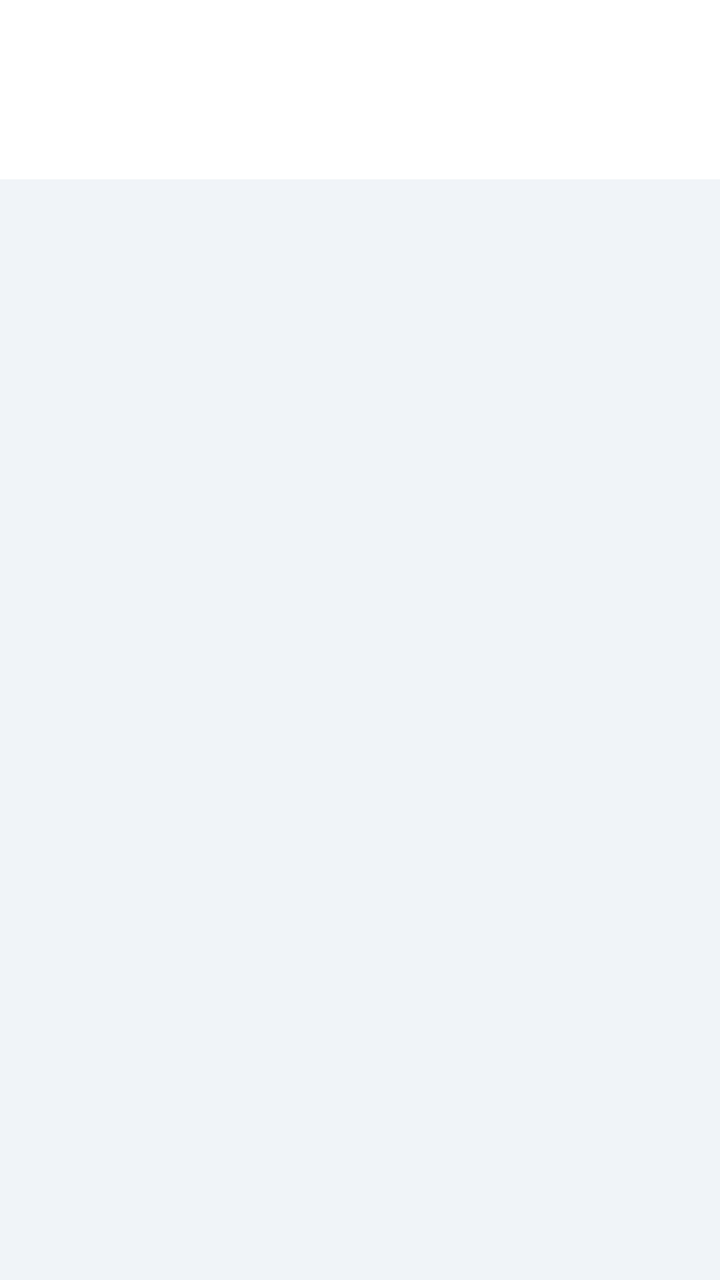
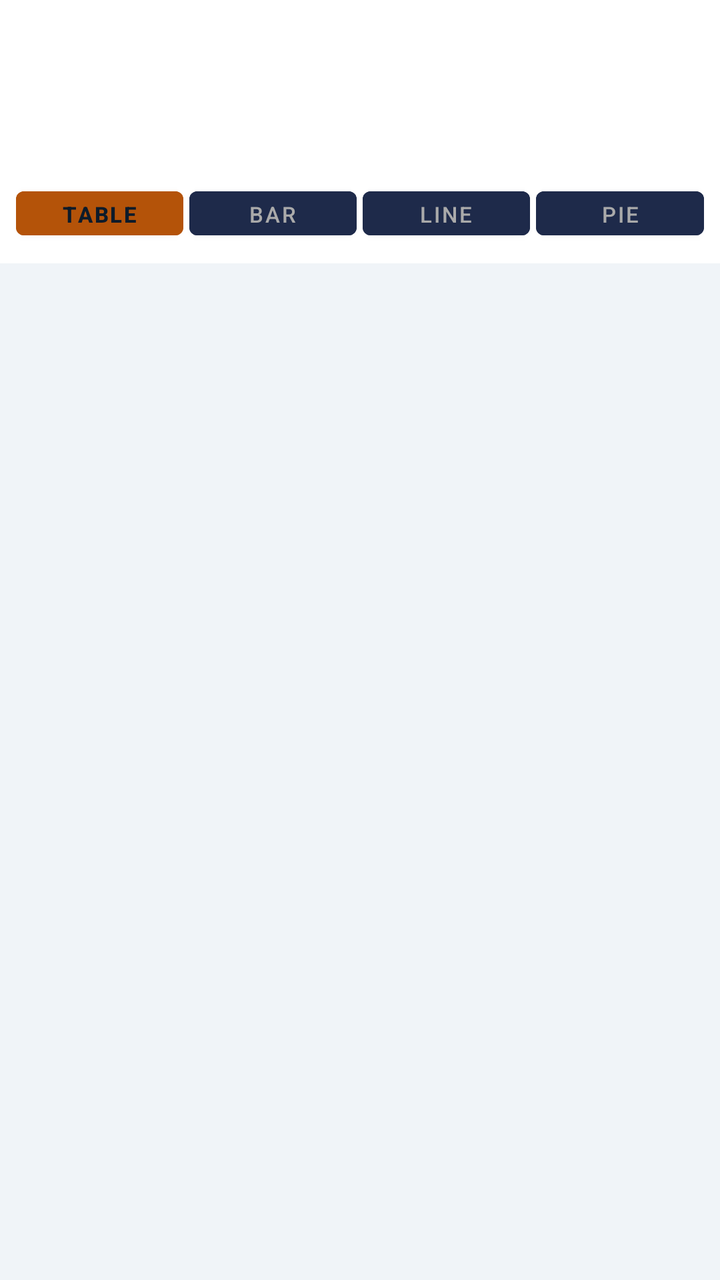

Screens rendered from an Android XML layout before and after an edit, with the pre-edit source and the edit as a unified diff.
<!-- AndroidManifest.xml: application theme Theme.PawnApp -->
<!-- res/layout/activity_monthly_report.xml -->
<?xml version="1.0" encoding="utf-8"?>
<LinearLayout xmlns:android="http://schemas.android.com/apk/res/android"
    xmlns:app="http://schemas.android.com/apk/res-auto"
    android:layout_width="match_parent"
    android:layout_height="match_parent"
    android:background="@color/bg_dark"
    android:orientation="vertical">

    <androidx.appcompat.widget.Toolbar
        android:id="@+id/toolbar"
        android:layout_width="match_parent"
        android:layout_height="?attr/actionBarSize"
        android:background="@color/bg_card"
        android:theme="@style/ToolbarTheme"
        app:titleTextColor="@color/gold" />

    
    <LinearLayout
        android:layout_width="match_parent"
        android:layout_height="wrap_content"
        android:background="@color/bg_card"
        android:gravity="center_vertical"
        android:orientation="horizontal"
        android:paddingStart="12dp"
        android:paddingEnd="12dp"
        android:paddingTop="8dp"
        android:paddingBottom="8dp">

        <TextView
            android:id="@+id/tvCompanyName"
            android:layout_width="0dp"
            android:layout_height="wrap_content"
            android:layout_weight="1"
            android:textColor="@color/white"
            android:textSize="13sp"
            android:textStyle="bold" />

        <TextView
            android:id="@+id/tvRowCount"
            android:layout_width="wrap_content"
            android:layout_height="wrap_content"
            android:textColor="@color/white54"
            android:textSize="12sp" />
    </LinearLayout>

    <ProgressBar
        android:id="@+id/progressBar"
        android:layout_width="wrap_content"
        android:layout_height="wrap_content"
        android:layout_gravity="center"
        android:layout_marginTop="48dp"
        android:indeterminateTint="@color/gold"
        android:visibility="gone" />

    
    <LinearLayout
        android:id="@+id/layoutControls"
        android:layout_width="match_parent"
        android:layout_height="wrap_content"
        android:background="@color/bg_card"
        android:orientation="vertical"
        android:visibility="gone">

        
        <LinearLayout
            android:layout_width="match_parent"
            android:layout_height="wrap_content"
            android:orientation="horizontal"
            android:gravity="center_vertical"
            android:paddingStart="12dp"
            android:paddingEnd="12dp"
            android:paddingTop="6dp"
            android:paddingBottom="2dp">

            <TextView
                android:layout_width="0dp"
                android:layout_height="wrap_content"
                android:layout_weight="1"
                android:text="Rows:"
                android:textColor="@color/white54"
                android:textSize="12sp" />

            <Button
                android:id="@+id/btnSelectAll"
                android:layout_width="wrap_content"
                android:layout_height="32dp"
                android:text="Select All"
                android:textSize="11sp"
                android:paddingStart="14dp"
                android:paddingEnd="14dp"
                style="@style/Widget.MaterialComponents.Button.OutlinedButton"
                android:textColor="@color/gold"
                android:layout_marginEnd="8dp" />

            <Button
                android:id="@+id/btnDeselectAll"
                android:layout_width="wrap_content"
                android:layout_height="32dp"
                android:text="Deselect All"
                android:textSize="11sp"
                android:paddingStart="14dp"
                android:paddingEnd="14dp"
                style="@style/Widget.MaterialComponents.Button.OutlinedButton"
                android:textColor="@color/white54" />
        </LinearLayout>

        
        <View
            android:layout_width="match_parent"
            android:layout_height="1dp"
            android:layout_marginStart="12dp"
            android:layout_marginEnd="12dp"
            android:background="#22FFFFFF" />

        
        <LinearLayout
            android:layout_width="match_parent"
            android:layout_height="wrap_content"
            android:orientation="horizontal"
            android:gravity="center_vertical"
            android:paddingStart="12dp"
            android:paddingEnd="12dp"
            android:paddingTop="2dp"
            android:paddingBottom="6dp">

            <TextView
                android:layout_width="0dp"
                android:layout_height="wrap_content"
                android:layout_weight="1"
                android:text="Summary:"
                android:textColor="@color/white54"
                android:textSize="12sp" />

            <Button
                android:id="@+id/btnAll"
                android:layout_width="wrap_content"
                android:layout_height="32dp"
                android:text="All"
                android:textSize="11sp"
                android:paddingStart="12dp"
                android:paddingEnd="12dp"
                style="@style/Widget.MaterialComponents.Button.OutlinedButton"
                android:textColor="@color/gold"
                android:layout_marginEnd="6dp" />

            <Button
                android:id="@+id/btnSelected"
                android:layout_width="wrap_content"
                android:layout_height="32dp"
                android:text="Selected"
                android:textSize="11sp"
                android:paddingStart="12dp"
                android:paddingEnd="12dp"
                style="@style/Widget.MaterialComponents.Button.OutlinedButton"
                android:textColor="@color/white54"
                android:layout_marginEnd="6dp" />

            <Button
                android:id="@+id/btnDeselected"
                android:layout_width="wrap_content"
                android:layout_height="32dp"
                android:text="Deselected"
                android:textSize="11sp"
                android:paddingStart="12dp"
                android:paddingEnd="12dp"
                style="@style/Widget.MaterialComponents.Button.OutlinedButton"
                android:textColor="@color/white54" />
        </LinearLayout>
    </LinearLayout>

    
    <LinearLayout
        android:id="@+id/layoutSummary"
        android:layout_width="match_parent"
        android:layout_height="wrap_content"
        android:background="@drawable/bg_card"
        android:orientation="vertical"
        android:padding="10dp"
        android:visibility="gone">

        <LinearLayout
            android:layout_width="match_parent"
            android:layout_height="wrap_content"
            android:orientation="horizontal"
            android:gravity="center_vertical"
            android:layout_marginBottom="4dp">

            <TextView
                android:layout_width="0dp"
                android:layout_height="wrap_content"
                android:layout_weight="1"
                android:text="SUMMARY"
                android:textColor="@color/gold"
                android:textSize="11sp"
                android:textStyle="bold"
                android:letterSpacing="0.1" />

            <TextView
                android:id="@+id/tvSummaryMonths"
                android:layout_width="wrap_content"
                android:layout_height="wrap_content"
                android:textColor="@color/white54"
                android:textSize="11sp" />
        </LinearLayout>

        
        <LinearLayout android:layout_width="match_parent" android:layout_height="wrap_content"
            android:orientation="horizontal" android:layout_marginTop="4dp">
            <TextView android:layout_width="0dp" android:layout_height="wrap_content"
                android:layout_weight="1" android:text="Open Bills"
                android:textColor="@color/white54" android:textSize="12sp" />
            <TextView android:id="@+id/tvSumPawnBills"
                android:layout_width="wrap_content" android:layout_height="wrap_content"
                android:textColor="#64B5F6" android:textSize="12sp" android:textStyle="bold" />
            <TextView android:layout_width="wrap_content" android:layout_height="wrap_content"
                android:text="  |  " android:textColor="@color/white38" android:textSize="12sp" />
            <TextView android:id="@+id/tvSumPawnAmt"
                android:layout_width="wrap_content" android:layout_height="wrap_content"
                android:textColor="@color/white" android:textSize="12sp" android:textStyle="bold" />
        </LinearLayout>

        
        <LinearLayout android:layout_width="match_parent" android:layout_height="wrap_content"
            android:orientation="horizontal" android:layout_marginTop="4dp">
            <TextView android:layout_width="0dp" android:layout_height="wrap_content"
                android:layout_weight="1" android:text="Close Bills"
                android:textColor="@color/white54" android:textSize="12sp" />
            <TextView android:id="@+id/tvSumRedeemBills"
                android:layout_width="wrap_content" android:layout_height="wrap_content"
                android:textColor="#64B5F6" android:textSize="12sp" android:textStyle="bold" />
            <TextView android:layout_width="wrap_content" android:layout_height="wrap_content"
                android:text="  |  " android:textColor="@color/white38" android:textSize="12sp" />
            <TextView android:id="@+id/tvSumRedeemAmt"
                android:layout_width="wrap_content" android:layout_height="wrap_content"
                android:textColor="@color/white" android:textSize="12sp" android:textStyle="bold" />
        </LinearLayout>

        
        <LinearLayout android:layout_width="match_parent" android:layout_height="wrap_content"
            android:orientation="horizontal" android:layout_marginTop="4dp">
            <TextView android:layout_width="0dp" android:layout_height="wrap_content"
                android:layout_weight="1" android:text="Gross Profit"
                android:textColor="@color/white54" android:textSize="12sp" />
            <TextView android:id="@+id/tvSumProfit"
                android:layout_width="wrap_content" android:layout_height="wrap_content"
                android:textColor="#A5D6A7" android:textSize="13sp" android:textStyle="bold" />
        </LinearLayout>

        
        <LinearLayout android:layout_width="match_parent" android:layout_height="wrap_content"
            android:orientation="horizontal" android:layout_marginTop="4dp">
            <TextView android:layout_width="0dp" android:layout_height="wrap_content"
                android:layout_weight="1" android:text="Stock Bills"
                android:textColor="@color/white54" android:textSize="12sp" />
            <TextView android:id="@+id/tvSumStockBills"
                android:layout_width="wrap_content" android:layout_height="wrap_content"
                android:textColor="#64B5F6" android:textSize="12sp" android:textStyle="bold" />
            <TextView android:layout_width="wrap_content" android:layout_height="wrap_content"
                android:text="  |  " android:textColor="@color/white38" android:textSize="12sp" />
            <TextView android:id="@+id/tvSumStockAmt"
                android:layout_width="wrap_content" android:layout_height="wrap_content"
                android:textColor="@color/white" android:textSize="12sp" android:textStyle="bold" />
        </LinearLayout>

        
        <LinearLayout android:layout_width="match_parent" android:layout_height="wrap_content"
            android:orientation="horizontal" android:layout_marginTop="4dp">
            <TextView android:layout_width="0dp" android:layout_height="wrap_content"
                android:layout_weight="1" android:text="Bills Earned"
                android:textColor="@color/white54" android:textSize="12sp" />
            <TextView android:id="@+id/tvSumEarnedBills"
                android:layout_width="wrap_content" android:layout_height="wrap_content"
                android:textColor="#64B5F6" android:textSize="12sp" android:textStyle="bold" />
            <TextView android:layout_width="wrap_content" android:layout_height="wrap_content"
                android:text="  |  " android:textColor="@color/white38" android:textSize="12sp" />
            <TextView android:id="@+id/tvSumEarnedAmt"
                android:layout_width="wrap_content" android:layout_height="wrap_content"
                android:textColor="@color/white" android:textSize="12sp" android:textStyle="bold" />
        </LinearLayout>

    </LinearLayout>

    
    <HorizontalScrollView
        android:layout_width="match_parent"
        android:layout_height="match_parent"
        android:scrollbars="horizontal">

        <ScrollView
            android:layout_width="wrap_content"
            android:layout_height="match_parent"
            android:scrollbars="vertical">

            <TableLayout
                android:id="@+id/tableMonthly"
                android:layout_width="wrap_content"
                android:layout_height="wrap_content"
                android:padding="4dp" />

        </ScrollView>
    </HorizontalScrollView>

</LinearLayout>
<!-- resources referenced by this layout -->
<resources>
  <color name="bg_card">#FFFFFF</color>
  <color name="bg_dark">#F0F4F8</color>
  <color name="gold">#B45309</color>
  <color name="white">#0F172A</color>
  <color name="white38">#94A3B8</color>
  <color name="white54">#64748B</color>
  <!-- drawable bg_card (drawable) -->
  <?xml version="1.0" encoding="utf-8"?>
  <shape xmlns:android="http://schemas.android.com/apk/res/android"
      android:shape="rectangle">
      <solid android:color="@color/bg_card" />
      <stroke android:color="@color/card_border" android:width="1dp" />
      <corners android:radius="12dp" />
  </shape>
  <style name="ToolbarTheme" parent="ThemeOverlay.AppCompat.ActionBar" />
  <style name="Theme.PawnApp" parent="Theme.MaterialComponents.DayNight.DarkActionBar">
          <item name="colorPrimary">@color/gold</item>
          <item name="colorPrimaryVariant">@color/gold_dark</item>
          <item name="colorOnPrimary">@color/white</item>
          <item name="colorSurface">@color/bg_card</item>
          <item name="android:windowBackground">@color/bg_dark</item>
          <item name="windowActionBar">false</item>
          <item name="windowNoTitle">true</item>
      </style>
  <color name="card_border">#E2E8F0</color>
  <color name="gold_dark">#92400E</color>
</resources>

<!-- the commit's change to res/layout/activity_monthly_report.xml (unified diff, before → after) -->
@@ -43,6 +43,66 @@
             android:textSize="12sp" />
     </LinearLayout>
 
+    
+    <LinearLayout
+        android:layout_width="match_parent"
+        android:layout_height="wrap_content"
+        android:background="@color/bg_card"
+        android:orientation="horizontal"
+        android:paddingStart="8dp"
+        android:paddingEnd="8dp"
+        android:paddingBottom="8dp">
+
+        <Button android:id="@+id/btnViewTable"
+            android:layout_width="0dp" android:layout_height="34dp" android:layout_weight="1"
+            android:layout_marginEnd="3dp" android:backgroundTint="@color/gold"
+            android:text="Table" android:textColor="#0D1B2A" android:textSize="11sp"
+            android:textStyle="bold" android:paddingStart="0dp" android:paddingEnd="0dp" />
+        <Button android:id="@+id/btnViewBar"
+            android:layout_width="0dp" android:layout_height="34dp" android:layout_weight="1"
+            android:layout_marginEnd="3dp" android:backgroundTint="#1E2A4A"
+            android:text="Bar" android:textColor="#AAAAAA" android:textSize="11sp"
+            android:paddingStart="0dp" android:paddingEnd="0dp" />
+        <Button android:id="@+id/btnViewLine"
+            android:layout_width="0dp" android:layout_height="34dp" android:layout_weight="1"
+            android:layout_marginEnd="3dp" android:backgroundTint="#1E2A4A"
+            android:text="Line" android:textColor="#AAAAAA" android:textSize="11sp"
+            android:paddingStart="0dp" android:paddingEnd="0dp" />
+        <Button android:id="@+id/btnViewPie"
+            android:layout_width="0dp" android:layout_height="34dp" android:layout_weight="1"
+            android:backgroundTint="#1E2A4A"
+            android:text="Pie" android:textColor="#AAAAAA" android:textSize="11sp"
+            android:paddingStart="0dp" android:paddingEnd="0dp" />
+    </LinearLayout>
+
+    
+    <LinearLayout
+        android:id="@+id/layoutChart"
+        android:layout_width="match_parent"
+        android:layout_height="320dp"
+        android:orientation="vertical"
+        android:padding="8dp"
+        android:visibility="gone">
+
+        <TextView android:id="@+id/tvChartTitle"
+            android:layout_width="match_parent" android:layout_height="wrap_content"
+            android:gravity="center" android:textColor="@color/gold"
+            android:textSize="13sp" android:textStyle="bold" android:paddingBottom="4dp" />
+
+        <com.github.mikephil.charting.charts.BarChart
+            android:id="@+id/misBarChart"
+            android:layout_width="match_parent" android:layout_height="0dp"
+            android:layout_weight="1" android:visibility="gone" />
+        <com.github.mikephil.charting.charts.LineChart
+            android:id="@+id/misLineChart"
+            android:layout_width="match_parent" android:layout_height="0dp"
+            android:layout_weight="1" android:visibility="gone" />
+        <com.github.mikephil.charting.charts.PieChart
+            android:id="@+id/misPieChart"
+            android:layout_width="match_parent" android:layout_height="0dp"
+            android:layout_weight="1" android:visibility="gone" />
+    </LinearLayout>
+
     <ProgressBar
         android:id="@+id/progressBar"
         android:layout_width="wrap_content"
@@ -282,6 +342,7 @@
 
     
     <HorizontalScrollView
+        android:id="@+id/layoutTableScroll"
         android:layout_width="match_parent"
         android:layout_height="match_parent"
         android:scrollbars="horizontal">
